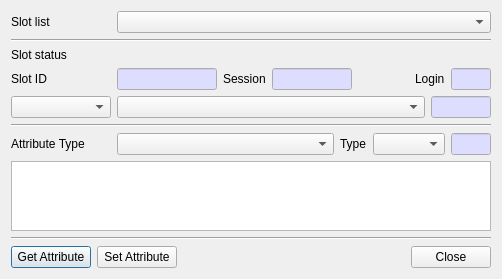
First picture: the form in CryptokiMan/edit_attribute_dlg.ui, repository jykim74/CryptokiMan, before the edit.
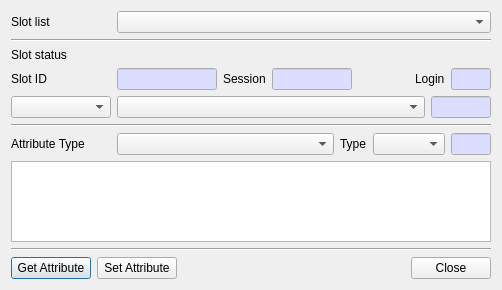
Second picture: the form after the edit.

Diff of the .ui file:
```diff
--- a/CryptokiMan/edit_attribute_dlg.ui
+++ b/CryptokiMan/edit_attribute_dlg.ui
@@ -7,7 +7,7 @@
     <x>0</x>
     <y>0</y>
     <width>502</width>
-    <height>277</height>
+    <height>290</height>
    </rect>
   </property>
   <property name="windowTitle">
```
